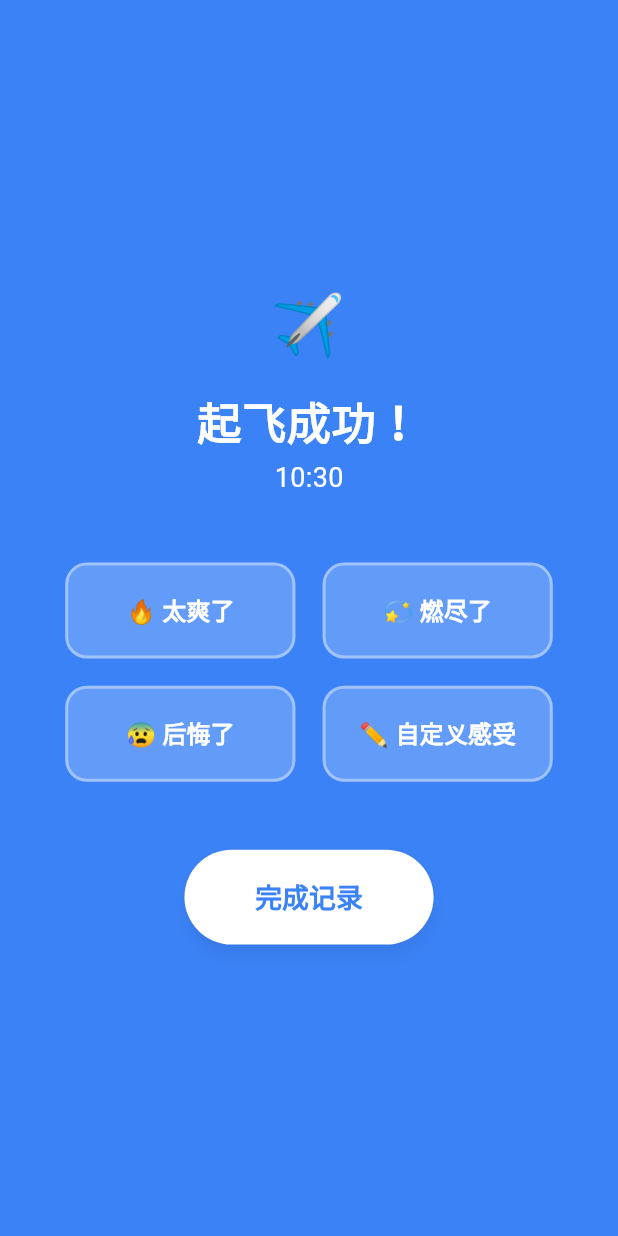
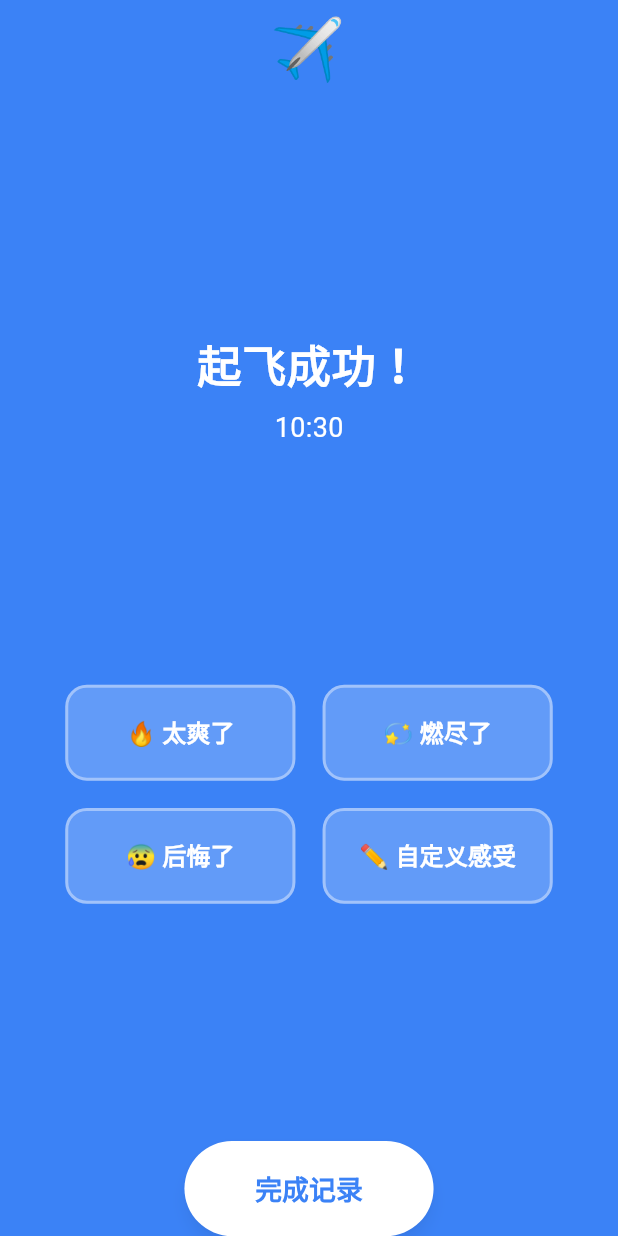
Before and after one commit to Cle2333/flight-attendance-web, a Flutter app: the TakeoffSuccessOverlay widget shown alone on an empty page, opened directly with empty values, on a phone screen of 412 x 824 dp. Run offline on Flutter 3.47's test engine with Material 3 defaults, Android fonts, the phone set to English and light mode, and no system bars; our stand-ins replace get, shared_preferences; accounts and stored records are empty; network calls fail; Roboto replaces fonts that are missing (PingFang SC).

Commit message:
add throttling ;  adjust quick look widget size

```diff
--- a/app/lib/utils/responsive.dart
+++ b/app/lib/utils/responsive.dart
@@ -41,18 +41,16 @@ class Responsive {
 
   // ── gap(间距)──────────────────────────────────────────
   // 基础 gap = 屏幕宽度的 ~4.4%,clamp 在 [14, 28]
-  // 桌面端额外收窄上限到 20,避免 gap2xl = 84 把窄高度场景挤爆。
-  double get _gapUnit => isDesktop
-      ? (width * 0.044).clamp(14.0, 20.0)
-      : (width * 0.044).clamp(14.0, 28.0);
+  // (窄高度场景由 overlay 内部用 Spacer 弹性分隔处理,不再靠收紧 gap 硬扛)
+  double get _gapUnit => (width * 0.044).clamp(14.0, 28.0);
 
-  double get gap2xs => _gapUnit * 0.25; // 3.5 ~ 5   - 图标内边距
-  double get gapXs => _gapUnit * 0.5; // 7   ~ 10  - 紧凑间距
-  double get gapSm => _gapUnit * 0.75; // 10.5~ 15  - 段内间距
-  double get gapMd => _gapUnit; // 14  ~ 20  - 默认间距
-  double get gapLg => _gapUnit * 1.4; // 19.6~ 28  - 段间/卡片内 padding
-  double get gapXl => _gapUnit * 2.0; // 28  ~ 40  - 大间距
-  double get gap2xl => _gapUnit * 2.5; // 35  ~ 50  - 超大间距(页面间距,收紧避免撑爆 overlay)
+  double get gap2xs => _gapUnit * 0.25; // 3.5 ~ 7   - 图标内边距
+  double get gapXs => _gapUnit * 0.5; // 7   ~ 14  - 紧凑间距
+  double get gapSm => _gapUnit * 0.75; // 10.5~ 21  - 段内间距
+  double get gapMd => _gapUnit; // 14  ~ 28  - 默认间距
+  double get gapLg => _gapUnit * 1.4; // 19.6~ 39  - 段间/卡片内 padding
+  double get gapXl => _gapUnit * 2.0; // 28  ~ 56  - 大间距
+  double get gap2xl => _gapUnit * 3.0; // 42  ~ 84  - 超大间距(页面间距)
 
   // ── radius(圆角)────────────────────────────────────────
   // 圆角随 gap 同比例缩放,下限 8,上限 32
--- a/app/lib/widgets/takeoff_success_overlay.dart
+++ b/app/lib/widgets/takeoff_success_overlay.dart
@@ -101,19 +101,7 @@ class _TakeoffSuccessOverlayState extends State<TakeoffSuccessOverlay>
               maxWidth: r.contentMaxWidth,
               child: SlideTransition(
                 position: _slide,
-                child: LayoutBuilder(
-                  builder: (context, constraints) {
-                    // grid 行高按可用高度反算,clamp 限制范围。
-                    // 桌面短高场景下 cellH 收紧到 ~50,避免 vertical overflow。
-                    final availH = constraints.maxHeight.isFinite
-                        ? constraints.maxHeight
-                        : 600.0;
-                    final cellH = (availH * 0.18)
-                        .clamp(36.0, 64.0)
-                        .toDouble();
-                    return _buildContent(r, cellH);
-                  },
-                ),
+                child: _buildContent(r),
               ),
             ),
           ),
@@ -122,31 +110,32 @@ class _TakeoffSuccessOverlayState extends State<TakeoffSuccessOverlay>
     );
   }
 
-  /// 统一布局 —— Column 居中堆叠。
+  /// 统一布局 —— Column + Spacer 弹性分隔,不再用 SizedBox 撑间距。
   ///
-  /// grid 用 mainAxisExtent(直接给行高)代替 childAspectRatio,
-  /// 配合 build() 里 LayoutBuilder 算出的 cellH,让 grid 永远
-  /// 不会撑出可用高度。
-  Widget _buildContent(Responsive r, double cellH) {
+  /// 设计:
+  ///   - 顶部三个 Text(emoji / 标题 / 时间):自然高度,字号由 Responsive scale
+  ///   - 中部 grid:用 Flexible 拿剩余空间,grid 自身按内容布局,
+  ///     ConstrainedBox(maxHeight: ...) 限制最大高度防止短高场景溢
+  ///   - 底部按钮:自然高度
+  ///   - 两个 Spacer 弹性吸收 Column 剩余高度,内容总是垂直居中
+  ///
+  /// 短高场景下 grid 自动缩小(由 maxHeight clamp 控制),
+  /// 不会撑爆 Column。
+  Widget _buildContent(Responsive r) {
     final gridMaxW = r.compactPanelMaxWidth;
 
     return Column(
       mainAxisAlignment: MainAxisAlignment.center,
       crossAxisAlignment: CrossAxisAlignment.center,
       children: [
-        Text('✈️',
-            style: TextStyle(
-              fontSize: r.text3xl * 1.5,
-              height: 1.0,
-            )),
-        SizedBox(height: r.gapLg),
+        Text('✈️', style: TextStyle(fontSize: r.text3xl * 1.5)),
+        const Spacer(),
         Text(
           '起飞成功！',
           style: TextStyle(
             color: Colors.white,
             fontSize: r.text3xl,
             fontWeight: FontWeight.w800,
-            height: 1.2,
           ),
         ),
         SizedBox(height: r.gapXs),
@@ -155,11 +144,11 @@ class _TakeoffSuccessOverlayState extends State<TakeoffSuccessOverlay>
           style: TextStyle(
             color: Colors.white,
             fontSize: r.textLg,
-            height: 1.2,
           ),
         ),
-        SizedBox(height: r.gap2xl),
-        // grid 限宽 + 主轴行高固定,不参与 column 纵向 flex
+        const Spacer(),
+        // grid 限宽,按 cellAspectRatio 自然计算高度,
+        // 不被 ConstrainedBox 压 —— Spacer 自动收为 0。
         ConstrainedBox(
           constraints: BoxConstraints(maxWidth: gridMaxW),
           child: Padding(
@@ -168,14 +157,14 @@ class _TakeoffSuccessOverlayState extends State<TakeoffSuccessOverlay>
               crossAxisCount: 2,
               shrinkWrap: true,
               physics: const NeverScrollableScrollPhysics(),
-              mainAxisExtent: cellH,
+              childAspectRatio: 2.4,
               mainAxisSpacing: r.gapMd,
               crossAxisSpacing: r.gapMd,
               children: _buttons(),
             ),
           ),
         ),
-        SizedBox(height: r.gap2xl),
+        const Spacer(),
         ElevatedButton(
           onPressed: _complete,
           style: ElevatedButton.styleFrom(
```
Also changed, not shown: app/lib/screens/records_screen.dart (+27 -11 lines), app/lib/state/controllers/leaderboard_controller.dart (+72 -4 lines).
